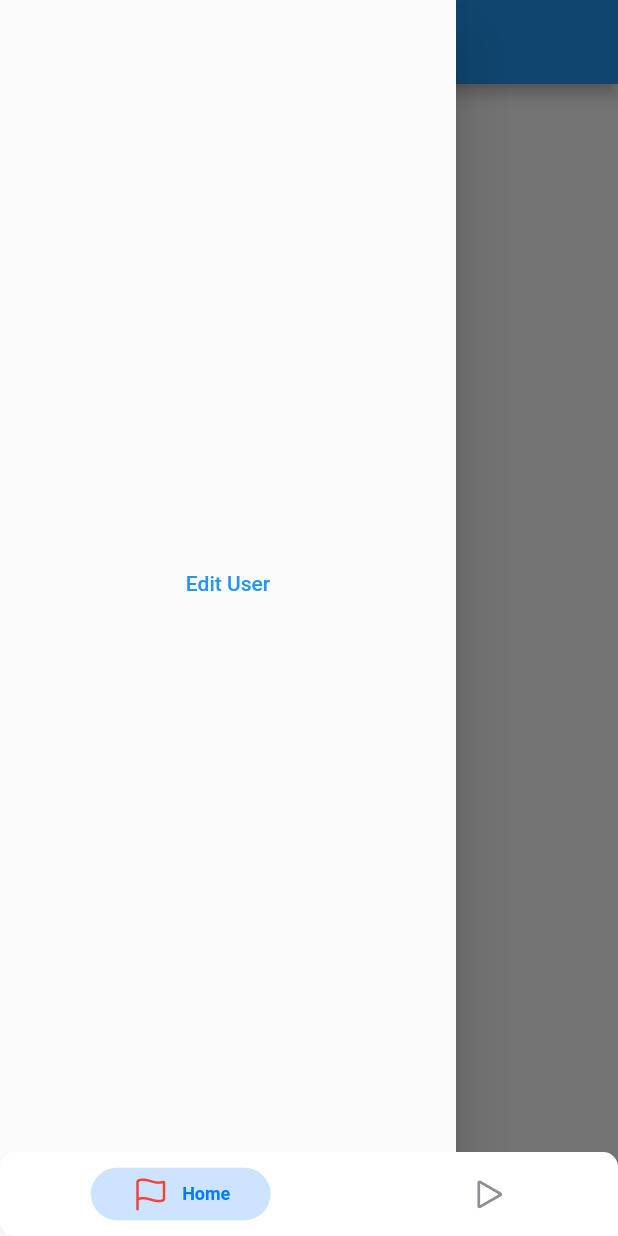
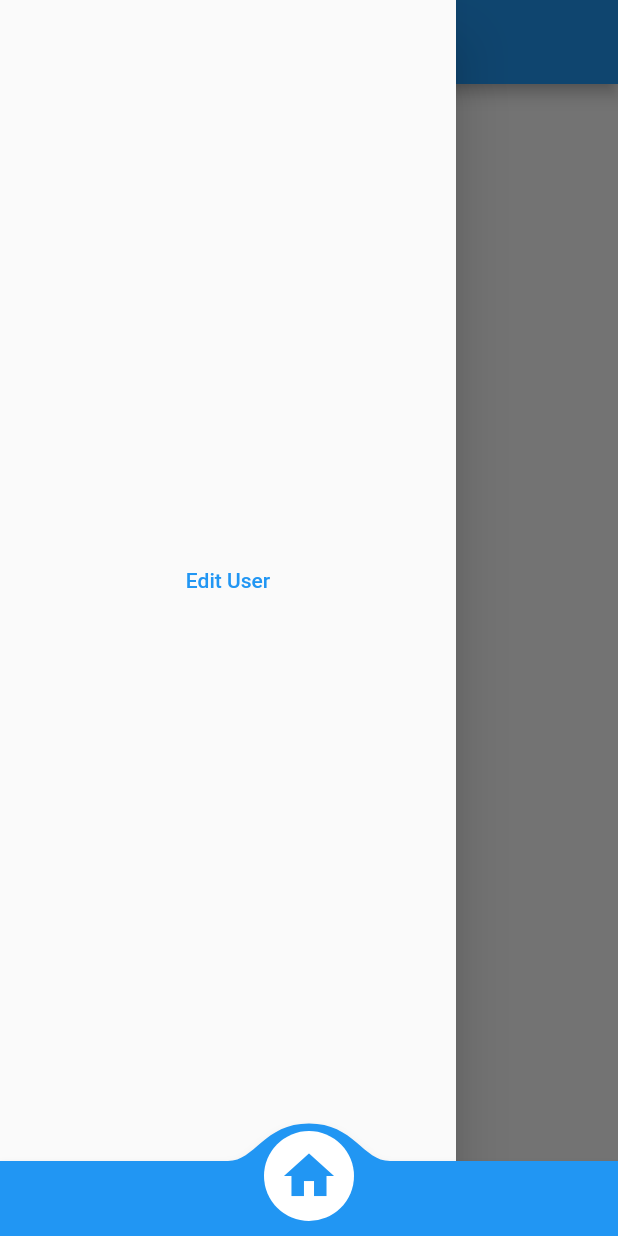
Before and after one commit to h-unterp/deep_select, a Flutter app: the screen it shows after launch, with the side drawer open, on a phone screen of 412 x 824 dp. Run offline on Flutter 3.47's test engine with Material 2 defaults, Android fonts, the phone set to English and light mode, and no system bars; drawn by our look-alikes of badges, convex_bottom_bar, persistent_bottom_nav_bar_v2; our stand-ins replace flutter_riverpod.

Commit message:
new nav bar

```diff
--- a/lib/first.dart
+++ b/lib/first.dart
@@ -19,9 +19,10 @@ class _FirstState extends ConsumerState<First> {
 
     return Scaffold(
       appBar: AppBar(
-        title: Text(widget.title),
+        centerTitle: true,
+        title: const Text('First'),
       ),
-      drawer: const Side(title: "s"),
+      drawer: const Side(),
       body: Padding(
         padding: const EdgeInsets.all(50.0),
         child: Center(
--- a/lib/main.dart
+++ b/lib/main.dart
@@ -1,6 +1,8 @@
 import 'package:badges/badges.dart';
+import 'package:convex_bottom_bar/convex_bottom_bar.dart';
 import 'package:deep_select/first.dart';
 import 'package:deep_select/auth_provider.dart';
+import 'package:deep_select/sidebar.dart';
 import 'package:flutter/cupertino.dart';
 import 'package:flutter/material.dart';
 import 'package:flutter_riverpod/flutter_riverpod.dart';
@@ -50,72 +52,31 @@ class _MyHomePageState extends ConsumerState<MyHomePage> {
     });
   }
 
-  List<PersistentBottomNavBarItem> _navBarsItems() {
-    return [
-      PersistentBottomNavBarItem(
-        routeAndNavigatorSettings:
-            const RouteAndNavigatorSettings(initialRoute: '/'),
-        icon: Badge(
-            showBadge: ref.watch(authProvider).value! == "changed",
-            animationType: BadgeAnimationType.scale,
-            badgeColor: const Color.fromARGB(255, 255, 0, 0),
-            toAnimate: true,
-            child: const Icon(
-              CupertinoIcons.flag,
-              color: Colors.red,
-            )),
-        title: ("Home"),
-      ),
-      PersistentBottomNavBarItem(
-        routeAndNavigatorSettings:
-            const RouteAndNavigatorSettings(initialRoute: '/'),
-        icon: const Icon(CupertinoIcons.play),
-        title: ("Nowhere"),
-      ),
-    ];
-  }
-
-  Widget _buildTabs() {
-    return PersistentTabView(
-      context,
-      controller: _controller,
-      screens: const [First(title: "first"), Text("s")],
-      items: _navBarsItems(),
-      confineInSafeArea: true,
-      backgroundColor: Colors.white, // Default is Colors.white.
-      handleAndroidBackButtonPress: true, // Default is true.
-      resizeToAvoidBottomInset:
-          true, // This needs to be true if you want to move up the screen when keyboard appears. Default is true.
-      stateManagement: true, // Default is true.
-      hideNavigationBarWhenKeyboardShows:
-          true, // Recommended to set 'resizeToAvoidBottomInset' as true while using this argument. Default is true.
-      decoration: NavBarDecoration(
-        borderRadius: BorderRadius.circular(10.0),
-        colorBehindNavBar: Colors.white,
-      ),
-      popAllScreensOnTapOfSelectedTab: true,
-      popActionScreens: PopActionScreensType.all,
-      itemAnimationProperties: const ItemAnimationProperties(
-        // Navigation Bar's items animation properties.
-        duration: Duration(milliseconds: 200),
-        curve: Curves.ease,
-      ),
-      screenTransitionAnimation: const ScreenTransitionAnimation(
-        // Screen transition animation on change of selected tab.
-        animateTabTransition: true,
-        curve: Curves.ease,
-        duration: Duration(milliseconds: 200),
-      ),
-      navBarStyle:
-          NavBarStyle.style1, // Choose the nav bar style with this property.
-    );
-  }
+  int selectedpage = 0;
+  final _pageNo = [
+    const First(
+      title: 'asd',
+    )
+  ];
 
   @override
   Widget build(BuildContext context) {
     return ref.watch(authProvider).when(
       data: (data) {
-        return _buildTabs();
+        return Scaffold(
+          body: _pageNo[selectedpage],
+          bottomNavigationBar: ConvexAppBar(
+            items: const [
+              TabItem(icon: Icons.home, title: 'First'),
+            ],
+            initialActiveIndex: selectedpage,
+            onTap: (int index) {
+              setState(() {
+                selectedpage = index;
+              });
+            },
+          ),
+        );
       },
       loading: () {
         return const Center(
--- a/lib/sidebar.dart
+++ b/lib/sidebar.dart
@@ -4,9 +4,7 @@ import 'package:flutter_riverpod/flutter_riverpod.dart';
 import 'package:persistent_bottom_nav_bar_v2/persistent-tab-view.dart';
 
 class Side extends ConsumerStatefulWidget {
-  const Side({super.key, required this.title});
-
-  final String title;
+  const Side({super.key});
 
   @override
   ConsumerState<Side> createState() => _SideState();
--- a/pubspec.yaml
+++ b/pubspec.yaml
@@ -15,6 +15,7 @@ dependencies:
   cupertino_icons: ^1.0.2
   flutter_riverpod: ^2.0.2
   persistent_bottom_nav_bar_v2: ^4.2.4
+  convex_bottom_bar: ^3.1.0+1
   badges: ^2.0.3
 
 dev_dependencies:
```
Also changed, not shown: pubspec.lock.
